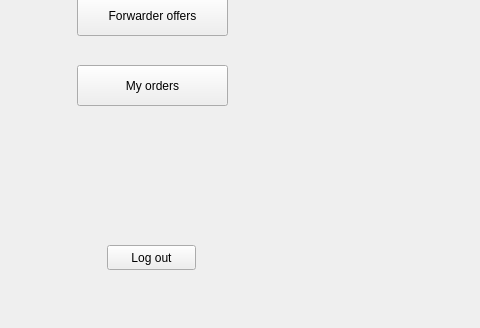
First picture: the form in sdi_app/gui/menu_owner.ui, repository FratiaXd/SDI, before the edit; both pictures show x 143 to 623 and y 195 to 523 of the 623 by 523 pixel window.
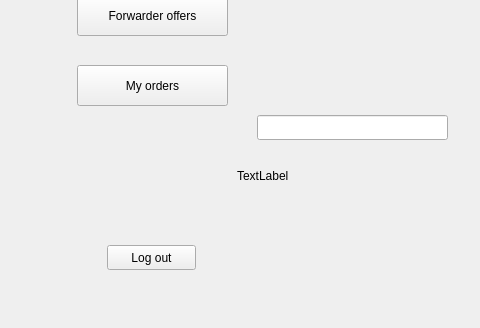
Second picture: the form after the edit.

```diff
--- a/sdi_app/gui/menu_owner.ui
+++ b/sdi_app/gui/menu_owner.ui
@@ -91,6 +91,29 @@
       <string>Forwarder offers</string>
      </property>
     </widget>
+    <widget class="QLabel" name="label_14">
+     <property name="geometry">
+      <rect>
+       <x>380</x>
+       <y>340</y>
+       <width>201</width>
+       <height>61</height>
+      </rect>
+     </property>
+     <property name="text">
+      <string>TextLabel</string>
+     </property>
+    </widget>
+    <widget class="QLineEdit" name="lineEdit_5">
+     <property name="geometry">
+      <rect>
+       <x>400</x>
+       <y>310</y>
+       <width>191</width>
+       <height>25</height>
+      </rect>
+     </property>
+    </widget>
    </widget>
    <widget class="QWidget" name="page_2">
     <widget class="QLineEdit" name="lineEdit">
```
